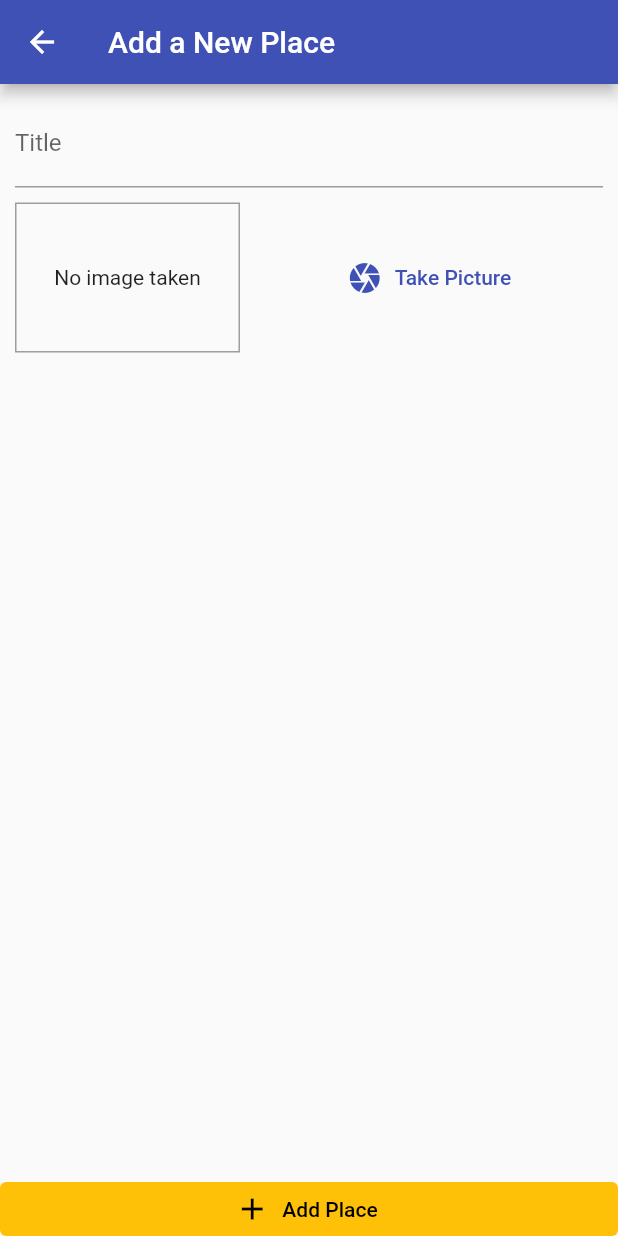
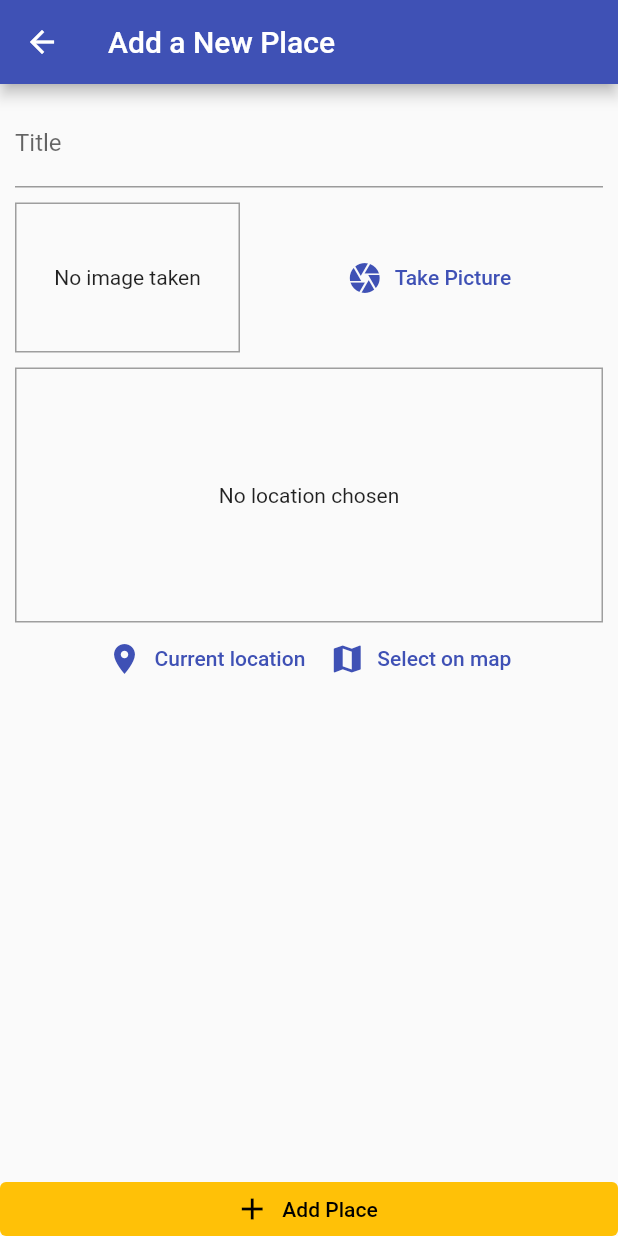
Before and after one commit to emeban44/great_places_app, a Flutter app: the AddPlaceScreen screen opened by its route, on a phone screen of 412 x 824 dp. Run offline on Flutter 3.47's test engine with Material 2 defaults, Android fonts, the phone set to English and light mode, and no system bars; our stand-ins replace google_maps_flutter, image_picker, location, sqflite; accounts and stored records are empty.

Commit message:
google maps package integrated

```diff
--- /dev/null
+++ b/lib/helpers/location_helper.dart
@@ -0,0 +1,8 @@
+const GOOGLE_API_KEY = 'AIzaSyAUvXPQ-tpaYroxmuO-AKZKNvwU6zievOU';
+
+class LocationHelper {
+  static String generateLocationPreviewImage(
+      {double latitude, double longitude}) {
+    return 'https://maps.googleapis.com/maps/api/staticmap?center=&$latitude,$longitude&zoom=13&size=600x300&maptype=roadmap&markers=color:red%7Clabel:C%7C$latitude,$longitude&key=$GOOGLE_API_KEY';
+  }
+}
--- a/lib/models/place.dart
+++ b/lib/models/place.dart
@@ -7,7 +7,7 @@ class PlaceLocation {
   final double longitude;
   final String address;
 
-  PlaceLocation({
+  const PlaceLocation({
     @required this.latitude,
     @required this.longitude,
     this.address,
--- a/lib/screens/add_place_screen.dart
+++ b/lib/screens/add_place_screen.dart
@@ -3,6 +3,7 @@ import 'dart:io';
 import 'package:provider/provider.dart';
 
 import '../widgets/image_input.dart';
+import '../widgets/location_input.dart';
 import '../providers/great_places.dart';
 
 class AddPlaceScreen extends StatefulWidget {
@@ -53,6 +54,10 @@ class _AddPlaceScreenState extends State<AddPlaceScreen> {
                       height: 10,
                     ),
                     ImageInput(_selectImage),
+                    SizedBox(
+                      height: 10,
+                    ),
+                    LocationInput(),
                   ],
                 ),
               ),
@@ -73,7 +78,7 @@ class _AddPlaceScreenState extends State<AddPlaceScreen> {
               elevation: 0,
               tapTargetSize: MaterialTapTargetSize.shrinkWrap,
             ),
-          )
+          ),
         ],
       ),
     );
--- /dev/null
+++ b/lib/widgets/location_input.dart
@@ -0,0 +1,83 @@
+import 'package:flutter/material.dart';
+import 'package:location/location.dart';
+
+import '../helpers/location_helper.dart';
+import '../screens/map_screen.dart';
+
+class LocationInput extends StatefulWidget {
+  @override
+  _LocationInputState createState() => _LocationInputState();
+}
+
+class _LocationInputState extends State<LocationInput> {
+  String _previewImageUrl;
+
+  Future<void> _getCurrentUserLocation() async {
+    final locationData = await Location().getLocation();
+    final staticMapImageUrl = LocationHelper.generateLocationPreviewImage(
+      latitude: locationData.latitude,
+      longitude: locationData.longitude,
+    );
+    setState(() {
+      _previewImageUrl = staticMapImageUrl;
+    });
+  }
+
+  Future<void> _selectOnMap() async {
+    final selectedLocation = await Navigator.of(context).push(
+      MaterialPageRoute(
+        fullscreenDialog: true,
+        builder: (ctx) => MapScreen(
+          isSelecting: true,
+        ),
+      ),
+    );
+    if (selectedLocation == null) {
+      return;
+    }
+    // ...
+  }
+
+  @override
+  Widget build(BuildContext context) {
+    return Column(
+      children: [
+        Container(
+          height: 170,
+          width: double.infinity,
+          alignment: Alignment.center,
+          decoration: BoxDecoration(
+              border: Border.all(
+            width: 1,
+            color: Colors.grey,
+          )),
+          child: _previewImageUrl == null
+              ? Text(
+                  'No location chosen',
+                  textAlign: TextAlign.center,
+                )
+              : Image.network(
+                  _previewImageUrl,
+                  fit: BoxFit.cover,
+                  width: double.infinity,
+                ),
+        ),
+        Row(
+          mainAxisAlignment: MainAxisAlignment.center,
+          children: [
+            TextButton.icon(
+              onPressed: _getCurrentUserLocation,
+              icon: Icon(Icons.location_on),
+              label: Text('Current location'),
+            ),
+            TextButton.icon(
+              onPressed: _selectOnMap,
+              icon: Icon(Icons.map),
+              label: Text('Select on map'),
+            ),
+          ],
+        )
+      ],
+    );
+  }
+}
--- a/pubspec.yaml
+++ b/pubspec.yaml
@@ -28,6 +28,8 @@ dependencies:
   path_provider: ^2.0.1
   path: ^1.8.0
   sqflite: ^2.0.0+3
+  location: ^4.1.1
+  google_maps_flutter: ^0.5.17
 
 
   # The following adds the Cupertino Icons font to your application.
```
Also changed, not shown: lib/screens/map_screen.dart (added, +40 -0 lines), pubspec.lock, 1 other file.
